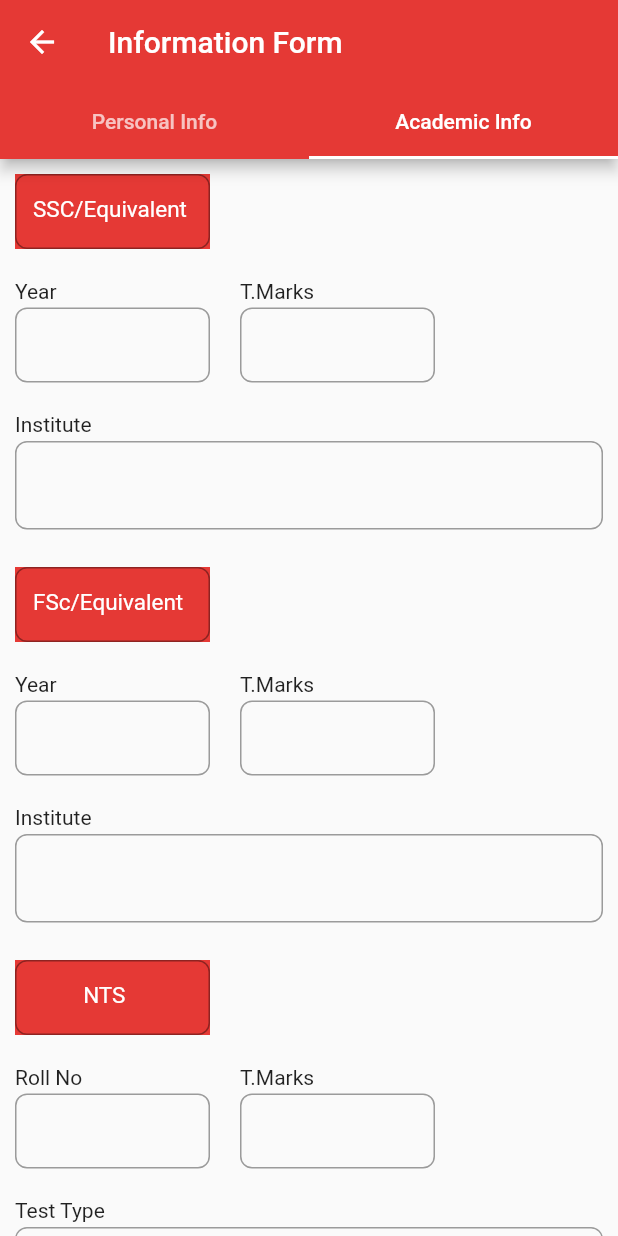
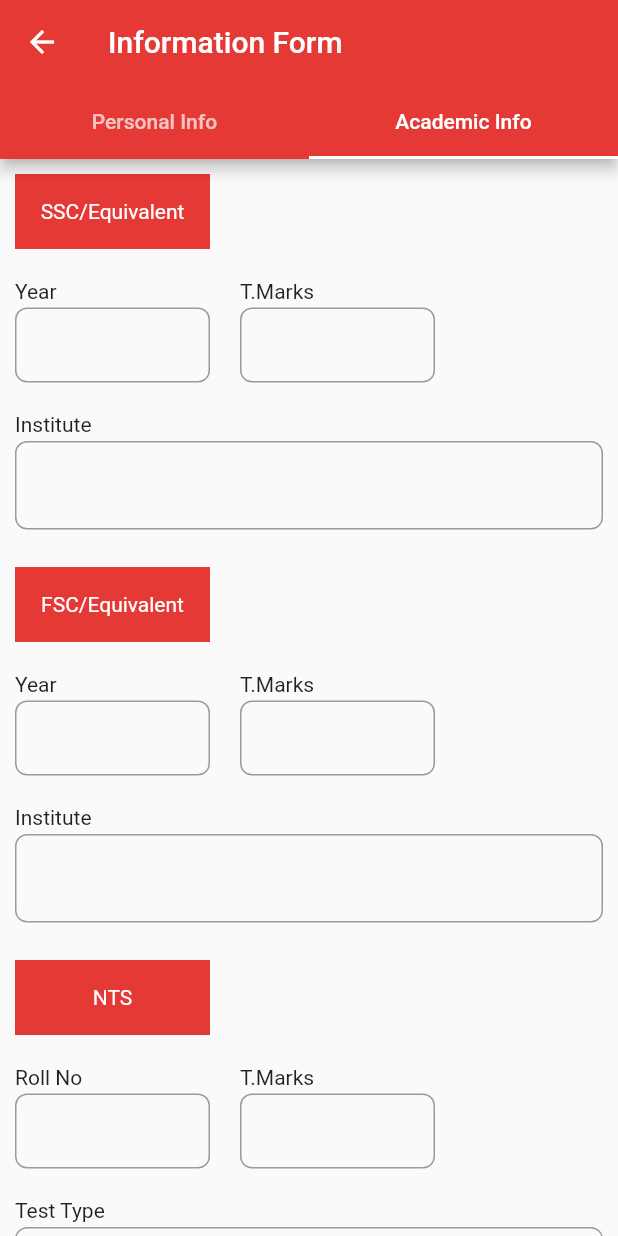
Before and after one commit to FaaizParacha/fyp_Project, a Flutter app: the InfoForm screen opened directly, tab 2 chosen, on a phone screen of 412 x 824 dp. Run offline on Flutter 3.47's test engine with Material 2 defaults, Android fonts, the phone set to English and light mode, and no system bars.

Commit message:
infoFormCorrection

```diff
--- a/lib/UserPanel/UserpanelSignUp.dart
+++ b/lib/UserPanel/UserpanelSignUp.dart
@@ -25,7 +25,7 @@ class _UserPanelSignInState extends State<UserPanelSignup> {
             child: null,
           ),
           Container(
-            padding: EdgeInsets.only(left: 270.0, top: 10.0),
+            padding: EdgeInsets.only(left: 290.0, top: 10.0),
             child: Column(
               crossAxisAlignment: CrossAxisAlignment.end,
               children: <Widget>[
--- a/lib/UserPanel/informationForm.dart
+++ b/lib/UserPanel/informationForm.dart
@@ -211,15 +211,11 @@ class _InfoFormState extends State<InfoForm> with TickerProviderStateMixin {
                             width: 130.0,
                             height: 50.0,
                             color: Colors.red.shade600,
-                            child: TextField(
-                              decoration:  InputDecoration(
-                                hintText : "SSC/Equivalent",
-                                hintStyle: TextStyle(color: Colors.white,fontSize: 15.0),
-                                border:  OutlineInputBorder(
-                                  borderRadius:  BorderRadius.circular(8.0),
-                                ),
-                              ),
-                            ),
+                              child: Center(
+                              child: Text("SSC/Equivalent",style: TextStyle(
+                                color: Colors.white
+                              ),),
+                            )
                           ),
                         ),
                         Container(
@@ -295,18 +291,14 @@ class _InfoFormState extends State<InfoForm> with TickerProviderStateMixin {
                         Container(
                           padding: EdgeInsets.all(10.0),
                           child: Container(
-                            width: 130.0,
-                            height: 50.0,
-                            color: Colors.red.shade600,
-                            child: TextField(
-                              decoration:  InputDecoration(
-                                hintText : "FSc/Equivalent",
-                                hintStyle: TextStyle(color: Colors.white,fontSize: 15.0),
-                                border:  OutlineInputBorder(
-                                  borderRadius:  BorderRadius.circular(8.0),
-                                ),
+                              width: 130.0,
+                              height: 50.0,
+                              color: Colors.red.shade600,
+                              child: Center(
+                                child: Text("FSC/Equivalent",style: TextStyle(
+                                    color: Colors.white
+                                ),),
                               ),
-                            ),
                           ),
                         ),
                         Container(
@@ -382,18 +374,14 @@ class _InfoFormState extends State<InfoForm> with TickerProviderStateMixin {
                         Container(
                           padding: EdgeInsets.all(10.0),
                           child: Container(
-                            width: 130.0,
-                            height: 50.0,
-                            color: Colors.red.shade600,
-                            child: TextField(
-                              decoration:  InputDecoration(
-                                hintText : "         NTS",
-                                hintStyle: TextStyle(color: Colors.white,fontSize: 15.0),
-                                border:  OutlineInputBorder(
-                                  borderRadius:  BorderRadius.circular(8.0),
-                                ),
-                              ),
-                            ),
+                              width: 130.0,
+                              height: 50.0,
+                              color: Colors.red.shade600,
+                              child: Center(
+                                child: Text("NTS",style: TextStyle(
+                                    color: Colors.white
+                                ),),
+                              )
                           ),
                         ),
                         Container(
```
